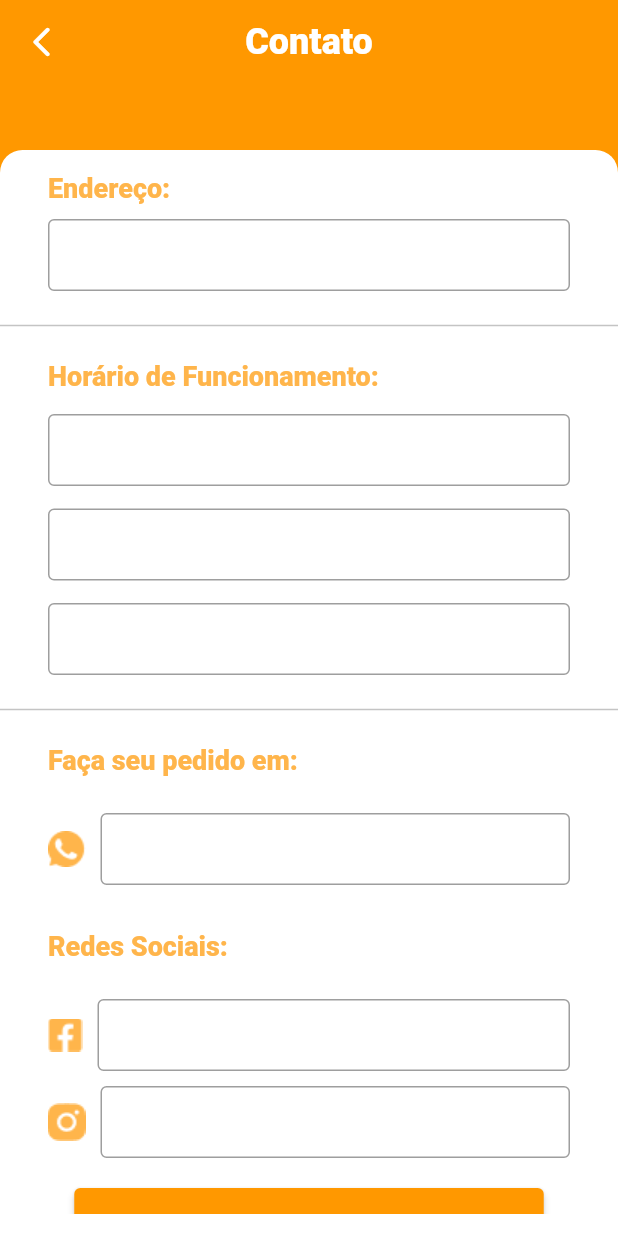
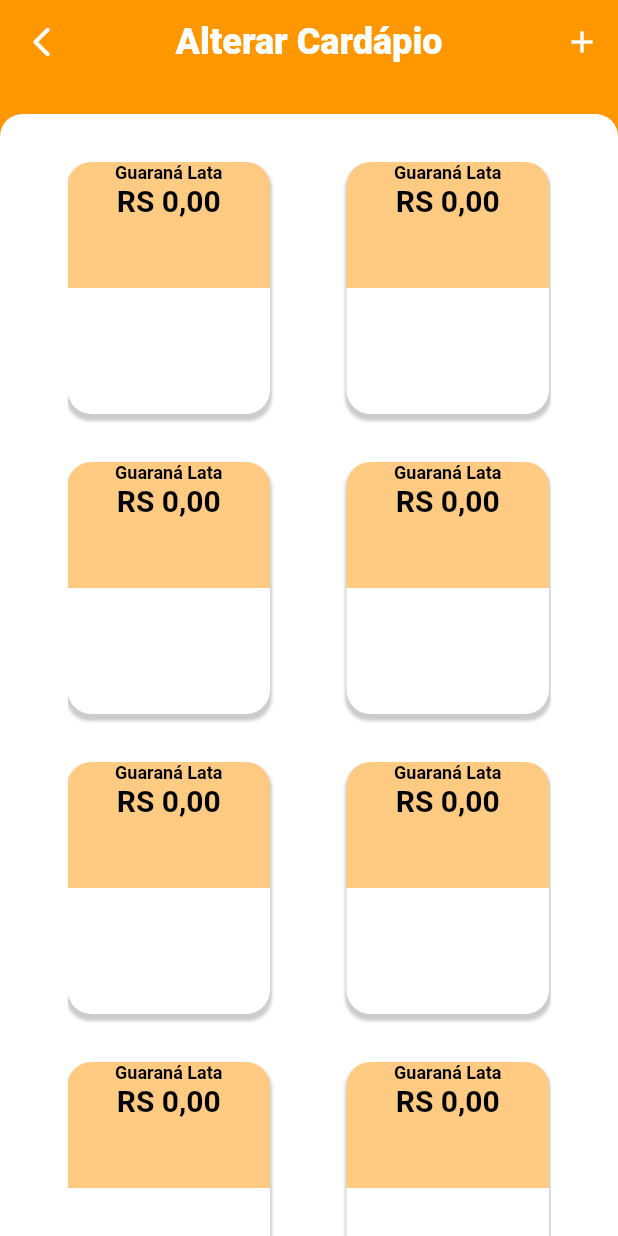
Before and after one commit to leojgpereira/pato-burguer-adm, a Flutter app: the screen it shows after launch, on a phone screen of 412 x 824 dp. Run offline on Flutter 3.47's test engine with Material 2 defaults, Android fonts, the phone set to English and light mode, and no system bars.

Commit message:
TelaContatoEAlterarCardapio

```diff
--- a/lib/main.dart
+++ b/lib/main.dart
@@ -1,5 +1,6 @@
 import 'package:flutter/material.dart';
 import 'package:patoburguer_admin/screens/Contato.dart';
+import 'package:patoburguer_admin/screens/AlterarCardapio.dart';
 
 void main() {
   runApp(PatoBurguerAdminApp());
@@ -10,7 +11,7 @@ class PatoBurguerAdminApp extends StatelessWidget {
   Widget build(BuildContext context) {
     return MaterialApp(
       theme: ThemeData(primarySwatch: Colors.orange),
-      home: Contato(),
+      home: AlterarCardapio(),
     );
   }
 }
--- /dev/null
+++ b/lib/screens/AlterarCardapio.dart
@@ -0,0 +1,140 @@
+import 'package:flutter/material.dart';
+
+class AlterarCardapio extends StatelessWidget {
+
+  @override
+  Widget build(BuildContext context) {
+    return Scaffold(
+      appBar: AppBar(
+        title: Text(
+          'Alterar Cardápio',
+          style: TextStyle(
+            fontWeight: FontWeight.w900,
+            color: Color(0xFFFFFFFF),
+            fontSize: 24.0,
+          ),
+        ),
+        centerTitle: true,
+        leading: IconButton(
+          icon: Icon(Icons.arrow_back_ios_rounded, color: Color(0xFFFFFFFF),),
+          onPressed: () {},
+        ),
+        actions: [
+          IconButton(
+            icon: Icon(Icons.add, color: Color(0xFFFFFFFF),),
+            onPressed: () {},
+          ),
+        ],
+        elevation: 0,
+        backgroundColor: Theme.of(context).primaryColor,
+      ),
+      backgroundColor: Theme.of(context).primaryColor,
+      body: SafeArea(
+        child: Padding(
+          padding: EdgeInsets.only(
+            top: 20.0,
+          ),
+          child: Container(
+            width: double.infinity,
+            height: double.infinity,
+            padding: const EdgeInsets.only(top: 32, right: 45, left: 45),
+            decoration: BoxDecoration(
+              color: Color(0xFFFFFFFF),
+              borderRadius: BorderRadius.only(
+                topRight: Radius.circular(15.0),
+                topLeft: Radius.circular(15.0),
+              ),
+            ),
+            child: SingleChildScrollView(
+              child: Wrap(
+                alignment: WrapAlignment.start,
+                spacing: 51,
+                runSpacing: 32,
+                children: [
+                  ItemCardapio(),
+                  ItemCardapio(),
+                  ItemCardapio(),
+                  ItemCardapio(),
+                  ItemCardapio(),
+                  ItemCardapio(),
+                  ItemCardapio(),
+                  ItemCardapio(),
+                  ItemCardapio(),
+                ],
+              ),
+            ),
+          ),
+        ),
+      ),
+    );
+  }
+}
+
+class ItemCardapio extends StatelessWidget{
+  @override
+  Widget build(BuildContext context) {
+    return Container(
+      width: 135,
+      height: 168,
+      decoration: BoxDecoration(
+        borderRadius: BorderRadius.only(
+          topRight: Radius.circular(16),
+          topLeft: Radius.circular(16),
+          bottomRight: Radius.circular(16),
+          bottomLeft: Radius.circular(16),
+        ),
+        gradient: SweepGradient(
+          startAngle: 0.0,
+          endAngle: 31.45,
+          stops: [
+            0.1,
+            0.1,
+          ],
+          colors: [Color(0xFFFFFFFF), Color(0xFFFFCB82)],
+        ),
+        boxShadow: [
+          BoxShadow(
+            color: Colors.black.withOpacity(0.2),
+            spreadRadius: 0.9,
+            blurRadius: 1,
+            offset: Offset(0, 3.5),
+          ),
+        ],
+      ),
+      child: ElevatedButton(
+        style: ButtonStyle(
+          backgroundColor:
+          MaterialStateProperty.all(Colors.transparent),
+          shadowColor:
+          MaterialStateProperty.all(Colors.transparent),
+        ),
+        onPressed: () {},
+        child: Column(
+          children: [
+            //IconButton(
+              //icon: Image.asset("assets/images/guarana.png"),
+              //iconSize: 120,
+              //onPressed: () {},
+            //),
+            Text(
+              "Guaraná Lata",
+              style: TextStyle(
+                color: Colors.black,
+                fontWeight: FontWeight.w700,
+                fontSize: 12,
+              ),
+            ),
+            Text(
+              'RS 0,00',
+              style: TextStyle(
+                color: Colors.black,
+                fontWeight: FontWeight.w700,
+                fontSize: 20,
+              ),
+            )
+          ],
+        ),
+      ),
+    );
+  }
+}
--- a/pubspec.yaml
+++ b/pubspec.yaml
@@ -57,8 +57,8 @@ flutter:
   uses-material-design: true
 
   # To add assets to your application, add an assets section, like this:
-  assets:
-    - assets/imagens/
+  #assets:
+    #- assets/imagens/
 
 
   # An image asset can refer to one or more resolution-specific "variants", see
```
Also changed, not shown: assets/imagens/bare.png (added), assets/imagens/coca.png (added), assets/imagens/combo.png (added), assets/imagens/escaldente.png (added), assets/imagens/fries.png (added), assets/imagens/guarana.png (added), assets/imagens/guaravita.png (added), assets/imagens/pato-bacon.png (added), assets/imagens/pato-bacon_solo.png (added), assets/imagens/pato-combo.png (added), assets/imagens/pato-frango.png (added), assets/imagens/pato-grelhado.png (added), assets/imagens/pepsi.png (added).
